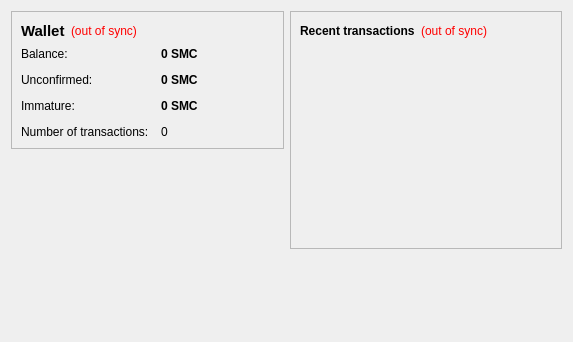
Qt form src/qt/forms/overviewpage.ui (snowfrz/jaybeecee) before a commit.
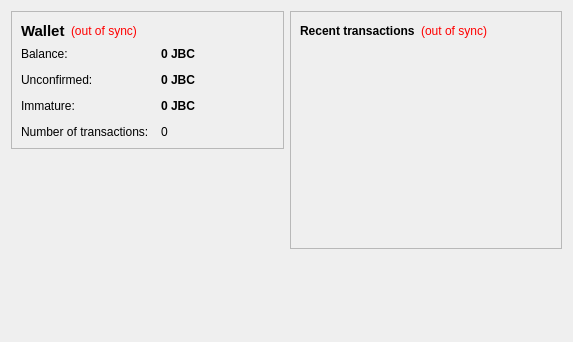
The same form after that commit.

Diff of the .ui file:
```diff
--- a/src/qt/forms/overviewpage.ui
+++ b/src/qt/forms/overviewpage.ui
@@ -105,7 +105,7 @@
              <string>Your current balance</string>
             </property>
             <property name="text">
-             <string notr="true">0 SMC</string>
+             <string notr="true">0 JBC</string>
             </property>
             <property name="textInteractionFlags">
              <set>Qt::LinksAccessibleByMouse|Qt::TextSelectableByKeyboard|Qt::TextSelectableByMouse</set>
@@ -134,7 +134,7 @@
              <string>Total of transactions that have yet to be confirmed, and do not yet count toward the current balance</string>
             </property>
             <property name="text">
-             <string notr="true">0 SMC</string>
+             <string notr="true">0 JBC</string>
             </property>
             <property name="textInteractionFlags">
              <set>Qt::LinksAccessibleByMouse|Qt::TextSelectableByKeyboard|Qt::TextSelectableByMouse</set>
@@ -177,7 +177,7 @@
              <string>Mined balance that has not yet matured</string>
             </property>
             <property name="text">
-             <string notr="true">0 SMC</string>
+             <string notr="true">0 JBC</string>
             </property>
             <property name="textInteractionFlags">
              <set>Qt::LinksAccessibleByMouse|Qt::TextSelectableByKeyboard|Qt::TextSelectableByMouse</set>
```
Left out of the diff: 4 changed lines with no effect on the pictures.
